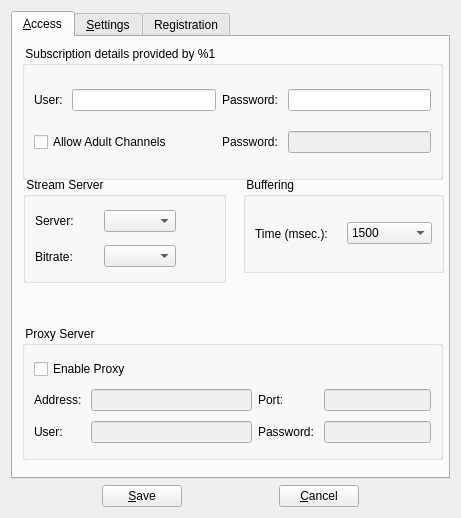
code-google-com/vlc-record, file vlc-record/forms/csettingsdlg.ui: the form before one commit.
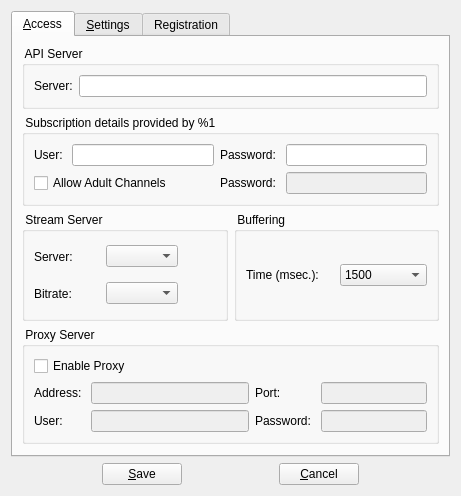
The form after the commit. Icons and pictures are not drawn.

Commit message: - can choose API server now

What changed in the file:
```diff
--- a/vlc-record/forms/csettingsdlg.ui
+++ b/vlc-record/forms/csettingsdlg.ui
@@ -7,7 +7,7 @@
     <x>0</x>
     <y>0</y>
     <width>461</width>
-    <height>518</height>
+    <height>476</height>
    </rect>
   </property>
   <property name="windowTitle">
@@ -26,15 +26,28 @@
       <attribute name="title">
        <string>&amp;Access</string>
       </attribute>
+      <layout class="QGridLayout" name="gridLayout_9">
+       <item row="0" column="0" colspan="2">
+        <widget class="QGroupBox" name="grpApiServer">
+         <property name="title">
+          <string> API Server </string>
+         </property>
+         <layout class="QGridLayout" name="gridLayout_8">
+          <item row="0" column="0">
+           <widget class="QLabel" name="lanApiServer">
+            <property name="text">
+             <string>Server:</string>
+            </property>
+           </widget>
+          </item>
+          <item row="0" column="1">
+           <widget class="QLineEdit" name="lineApiServer"/>
+          </item>
+         </layout>
+        </widget>
+       </item>
+       <item row="1" column="0" colspan="2">
       <widget class="QGroupBox" name="groupAccount">
-       <property name="geometry">
-        <rect>
-         <x>9</x>
-         <y>9</y>
-         <width>421</width>
-         <height>134</height>
-        </rect>
-       </property>
        <property name="title">
         <string> Subscription details provided by %1 </string>
        </property>
@@ -89,15 +102,9 @@
         </item>
        </layout>
       </widget>
+       </item>
+       <item row="2" column="0">
       <widget class="QGroupBox" name="groupStreamServer">
-       <property name="geometry">
-        <rect>
-         <x>10</x>
-         <y>140</y>
-         <width>203</width>
-         <height>106</height>
-        </rect>
-       </property>
        <property name="title">
         <string> Stream Server </string>
        </property>
@@ -176,15 +183,9 @@
         </item>
        </layout>
       </widget>
+       </item>
+       <item row="2" column="1">
       <widget class="QGroupBox" name="groupBuffer">
-       <property name="geometry">
-        <rect>
-         <x>230</x>
-         <y>140</y>
-         <width>201</width>
-         <height>96</height>
-        </rect>
-       </property>
        <property name="title">
         <string> Buffering </string>
        </property>
@@ -252,15 +253,9 @@
         </item>
        </layout>
       </widget>
+       </item>
+       <item row="3" column="0" rowspan="2" colspan="2">
       <widget class="QGroupBox" name="groupProxy">
-       <property name="geometry">
-        <rect>
-         <x>9</x>
-         <y>289</y>
-         <width>421</width>
-         <height>134</height>
-        </rect>
-       </property>
        <property name="title">
         <string> Proxy Server </string>
        </property>
@@ -351,6 +346,21 @@
         </item>
        </layout>
       </widget>
+       </item>
+       <item row="5" column="0">
+        <spacer name="verticalSpacer_2">
+         <property name="orientation">
+          <enum>Qt::Vertical</enum>
+         </property>
+         <property name="sizeHint" stdset="0">
+          <size>
+           <width>20</width>
+           <height>167</height>
+          </size>
+         </property>
+        </spacer>
+       </item>
+      </layout>
      </widget>
      <widget class="QWidget" name="tabStdSettings">
       <attribute name="title">
```
Left out of the diff: 19 changed lines with no effect on the pictures. Lines whose indentation alone changed are shown as unchanged. The commit also changes 4 other files.
